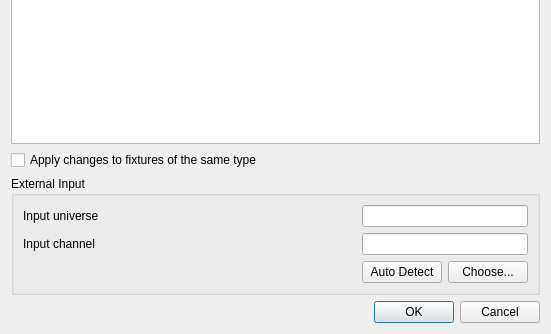
The window that ui/src/addchannelsgroup.ui (mcallegari/qlcplus) describes before a commit, drawn with Qt 5; both pictures show x 0 to 551 and y 209 to 543 of the 551 by 543 pixel window.
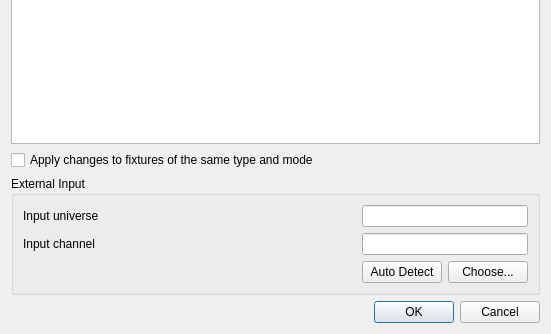
The same window after the commit.

Commit message: Channel groups: select only fixtures with also the same mode.

What changed in the file:
```diff
--- a/ui/src/addchannelsgroup.ui
+++ b/ui/src/addchannelsgroup.ui
@@ -63,7 +63,7 @@
    <item>
     <widget class="QCheckBox" name="m_applyAllCheck">
      <property name="text">
-      <string>Apply changes to fixtures of the same type</string>
+      <string>Apply changes to fixtures of the same type and mode</string>
      </property>
     </widget>
    </item>
```
The commit also changes 1 other file.
